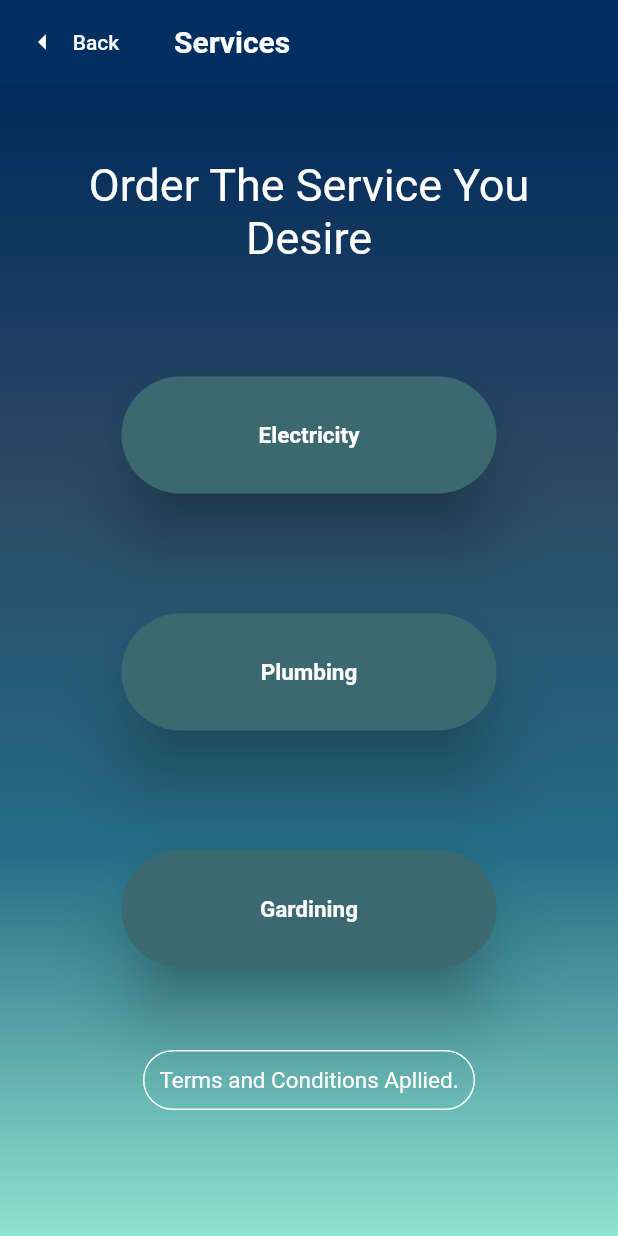
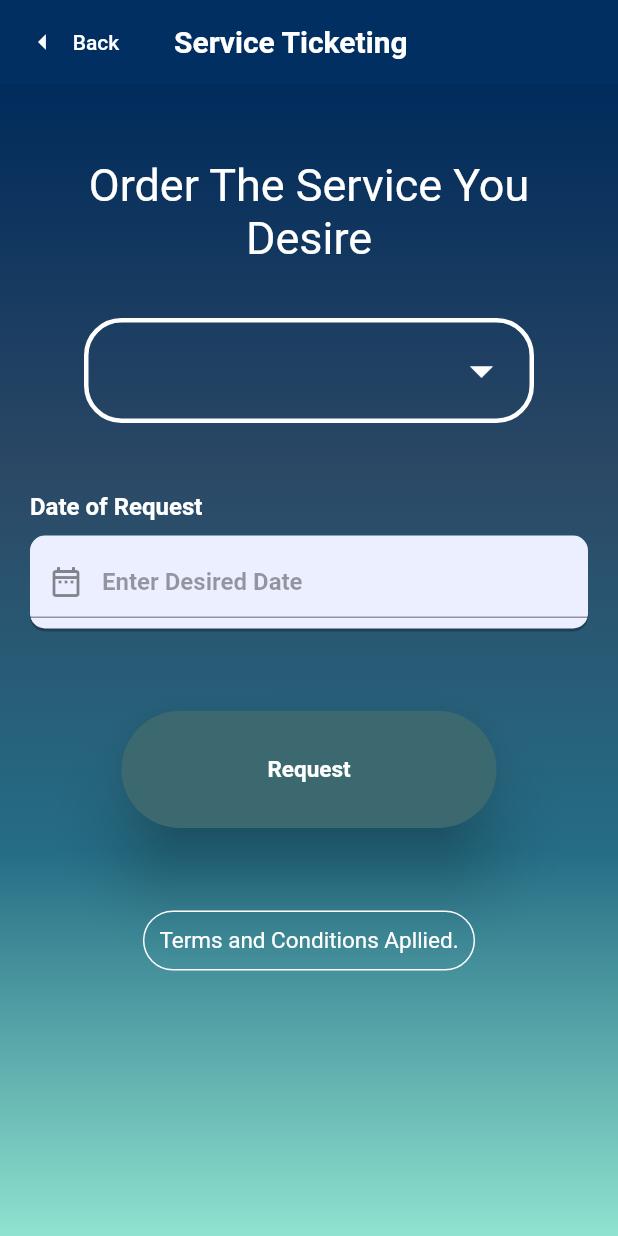
Before and after one commit to Ahmad-AL-Ahmady/IIC_Flutter_App, a Flutter app: the Services screen opened directly, on a phone screen of 412 x 824 dp. Run offline on Flutter 3.47's test engine with Material 2 defaults, Android fonts, the phone set to English and light mode, and no system bars; our stand-ins replace file_picker, flutter_chat_types, flutter_chat_ui, flutter_spinkit, image_picker, open_file and 1 more.

Commit message:
Changes done from A7mady

```diff
--- a/lib/Pages/homepage.dart
+++ b/lib/Pages/homepage.dart
@@ -5,7 +5,6 @@ import 'package:flutter/material.dart';
 import 'package:flutter/services.dart';
 import 'login.dart';
 import 'registration.dart';
-import 'package:login_app/UI/custom_button.dart';
 
 class homepage extends StatefulWidget {
   const homepage({Key? key}) : super(key: key);
@@ -45,7 +44,7 @@ class _homepageState extends State<homepage> {
                       children: [
                         SizedBox(height: 50),
                         Image.asset(
-                          "assets/IIC LOGO.png",
+                          "assets/New logo.png",
                           width: 200,
                           height: 200,
                         ),
--- a/lib/Pages/login.dart
+++ b/lib/Pages/login.dart
@@ -146,7 +146,6 @@ class _LoginScreenState extends State<LoginScreen> {
                         Row(
                           mainAxisAlignment: MainAxisAlignment.spaceBetween,
                           children: [
-                            buildRememberassword(),
                             Container(
                               alignment: Alignment.centerRight,
                               child: TextButton(
--- a/lib/Pages/resetpassotp.dart
+++ b/lib/Pages/resetpassotp.dart
@@ -1,6 +1,5 @@
 import 'package:flutter/material.dart';
 import 'package:flutter/services.dart';
-import 'package:login_app/UI/custom_button.dart';
 import 'package:login_app/UI/custom_text_field.dart';
 import 'ResetPassword2.dart';
 
--- a/lib/Pages/services.dart
+++ b/lib/Pages/services.dart
@@ -2,7 +2,10 @@
 
 import 'package:flutter/material.dart';
 import 'package:flutter/services.dart';
+import 'package:login_app/UI/dropdownlist.dart';
 import 'package:login_app/UI/custom_text_field.dart';
+
+import 'dashboard.dart';
 
 class Services extends StatefulWidget {
   const Services({Key? key}) : super(key: key);
@@ -12,12 +15,16 @@ class Services extends StatefulWidget {
 }
 
 class _ServicesState extends State<Services> {
+  final date = TextEditingController();
+  final items = ["Electricity", "Plumbing", "Gardening"];
+  String? value;
+
   @override
   Widget build(BuildContext context) {
     return Scaffold(
       appBar: AppBar(
         title: Text(
-          "Services",
+          "Service Ticketing",
           style: TextStyle(fontWeight: FontWeight.bold, color: Colors.white),
         ),
         backgroundColor: Color.fromARGB(255, 2, 47, 98),
@@ -71,7 +78,52 @@ class _ServicesState extends State<Services> {
                           ),
                         )),
                         SizedBox(
-                          height: 50,
+                          height: 20,
+                        ),
+                        Container(
+                          width: 300,
+                          margin: EdgeInsets.all(16),
+                          padding: EdgeInsets.symmetric(
+                            vertical: 8,
+                            horizontal: 14,
+                          ),
+                          decoration: BoxDecoration(
+                            borderRadius: BorderRadius.circular(25),
+                            border: Border.all(
+                              color: Colors.white,
+                              width: 3,
+                            ),
+                          ),
+                          child: DropdownButtonHideUnderline(
+                            child: DropdownButton<String>(
+                              value: value,
+                              iconSize: 36,
+                              style: TextStyle(
+                                  color: Color.fromARGB(255, 166, 163, 163)),
+                              icon: Icon(
+                                Icons.arrow_drop_down,
+                                color: Colors.white,
+                              ),
+                              isExpanded: true,
+                              dropdownColor: Colors.white,
+                              items: items.map(buildMenuItem).toList(),
+                              onChanged: (value) =>
+                                  setState(() => this.value = value),
+                            ),
+                          ),
+                        ),
+                        SizedBox(
+                          height: 30,
+                        ),
+                        CustomTextField(
+                          label: "Date of Request",
+                          type: TextInputType.datetime,
+                          controler: date,
+                          hint: "Enter Desired Date",
+                          prefixIcon: Icon(Icons.date_range_outlined),
+                        ),
+                        SizedBox(
+                          height: 30,
                         ),
                         Padding(
                           padding: const EdgeInsets.symmetric(vertical: 25),
@@ -79,6 +131,10 @@ class _ServicesState extends State<Services> {
                             width: 250,
                             child: RaisedButton(
                               onPressed: () {
+                                Navigator.push(
+                                    context,
+                                    MaterialPageRoute(
+                                        builder: (context) => Dashboard()));
                                 showDialog(
                                   barrierColor: Colors.black12.withOpacity(.6),
                                   context: context,
@@ -95,7 +151,7 @@ class _ServicesState extends State<Services> {
                                                 BorderRadius.circular(50),
                                             color: Color(0xff3c6970)),
                                         child: Text(
-                                          "Electricity Ordered",
+                                          "Service Requested",
                                           style: TextStyle(color: Colors.white),
                                         ),
                                       ),
@@ -111,107 +167,7 @@ class _ServicesState extends State<Services> {
                               color: Color(0xff3c6970),
                               padding: EdgeInsets.all(30),
                               child: Text(
-                                "Electricity",
-                                style: TextStyle(
-                                    fontSize: 15,
-                                    color: Colors.white,
-                                    fontWeight: FontWeight.bold),
-                              ),
-                            ),
-                          ),
-                        ),
-                        SizedBox(
-                          height: 30,
-                        ),
-                        Padding(
-                          padding: const EdgeInsets.symmetric(vertical: 25),
-                          child: Container(
-                            width: 250,
-                            child: RaisedButton(
-                              onPressed: () {
-                                showDialog(
-                                  barrierColor: Colors.black12.withOpacity(.6),
-                                  context: context,
-                                  builder: (_) {
-                                    return Dialog(
-                                      elevation: 0,
-                                      backgroundColor: Colors.transparent,
-                                      child: Container(
-                                        alignment: Alignment.center,
-                                        height: 50,
-                                        width: 30,
-                                        decoration: BoxDecoration(
-                                            borderRadius:
-                                                BorderRadius.circular(50),
-                                            color: Color(0xff3c6970)),
-                                        child: Text(
-                                          "Plumbing Ordered",
-                                          style: TextStyle(color: Colors.white),
-                                        ),
-                                      ),
-                                    );
-                                  },
-                                );
-                              },
-                              splashColor: Colors.white,
-                              elevation: 20,
-                              shape: RoundedRectangleBorder(
-                                borderRadius: BorderRadius.circular(50),
-                              ),
-                              color: Color(0xff3c6970),
-                              padding: EdgeInsets.all(30),
-                              child: Text(
-                                "Plumbing",
-                                style: TextStyle(
-                                    fontSize: 15,
-                                    color: Colors.white,
-                                    fontWeight: FontWeight.bold),
-                              ),
-                            ),
-                          ),
-                        ),
-                        SizedBox(
-                          height: 30,
-                        ),
-                        Padding(
-                          padding: const EdgeInsets.symmetric(vertical: 25),
-                          child: Container(
-                            width: 250,
-                            child: RaisedButton(
-                              onPressed: () {
-                                showDialog(
-                                  barrierColor: Colors.black12.withOpacity(.6),
-                                  context: context,
-                                  builder: (_) {
-                                    return Dialog(
-                                      elevation: 0,
-                                      backgroundColor: Colors.transparent,
-                                      child: Container(
-                                        alignment: Alignment.center,
-                                        height: 50,
-                                        width: 30,
-                                        decoration: BoxDecoration(
-                                            borderRadius:
-                                                BorderRadius.circular(50),
-                                            color: Color(0xff3c6970)),
-                                        child: Text(
-                                          "Gardinig Ordered",
-                                          style: TextStyle(color: Colors.white),
-                                        ),
-                                      ),
-                                    );
-                                  },
-                                );
-                              },
-                              splashColor: Colors.white,
-                              elevation: 20,
-                              shape: RoundedRectangleBorder(
-                                borderRadius: BorderRadius.circular(50),
-                              ),
-                              color: Color(0xff3c6970),
-                              padding: EdgeInsets.all(30),
-                              child: Text(
-                                "Gardining",
+                                "Request",
                                 style: TextStyle(
                                     fontSize: 15,
                                     color: Colors.white,
@@ -245,4 +201,15 @@ class _ServicesState extends State<Services> {
       ),
     );
   }
+
+  DropdownMenuItem<String> buildMenuItem(String item) => DropdownMenuItem(
+        value: item,
+        child: Text(
+          item,
+          style: TextStyle(
+            fontWeight: FontWeight.bold,
+            fontSize: 20,
+          ),
+        ),
+      );
 }
--- a/pubspec.yaml
+++ b/pubspec.yaml
@@ -44,6 +44,7 @@ dependencies:
   file_picker: ^4.6.1
   intl: ^0.17.0
   flutter_spinkit: ^5.1.0
+  otp_text_field: ^1.1.3
 
 dev_dependencies:
   flutter_test:
@@ -70,7 +71,7 @@ flutter:
   # To add assets to your application, add an assets section, like this:
   assets:
    - assets/Flutter.png
-   - assets/LOGO.png
+   - assets/New logo.png
    - assets/IIC LOGO.png
 
   # An image asset can refer to one or more resolution-specific "variants", see
```
Also changed, not shown: lib/Pages/dashboard.dart (+5 -5 lines), lib/Pages/registration.dart (+52 -8 lines), lib/UI/custom_button.dart (deleted, +0 -38 lines), lib/UI/dropdownlist.dart (added, +60 -0 lines), assets/New logo.png (added), pubspec.lock.
